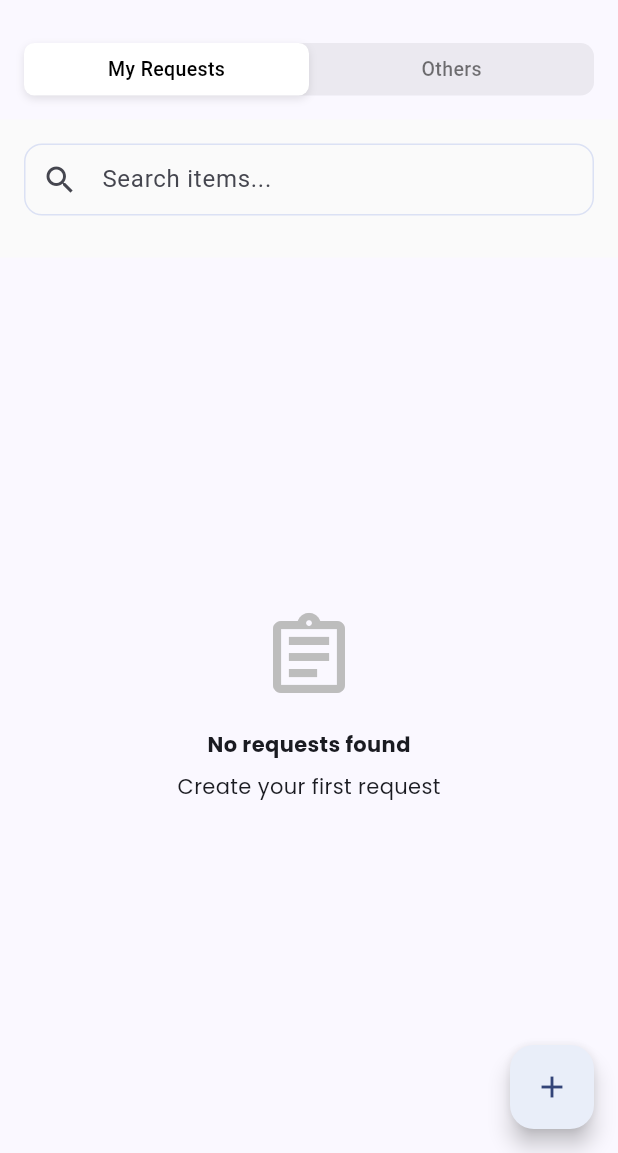
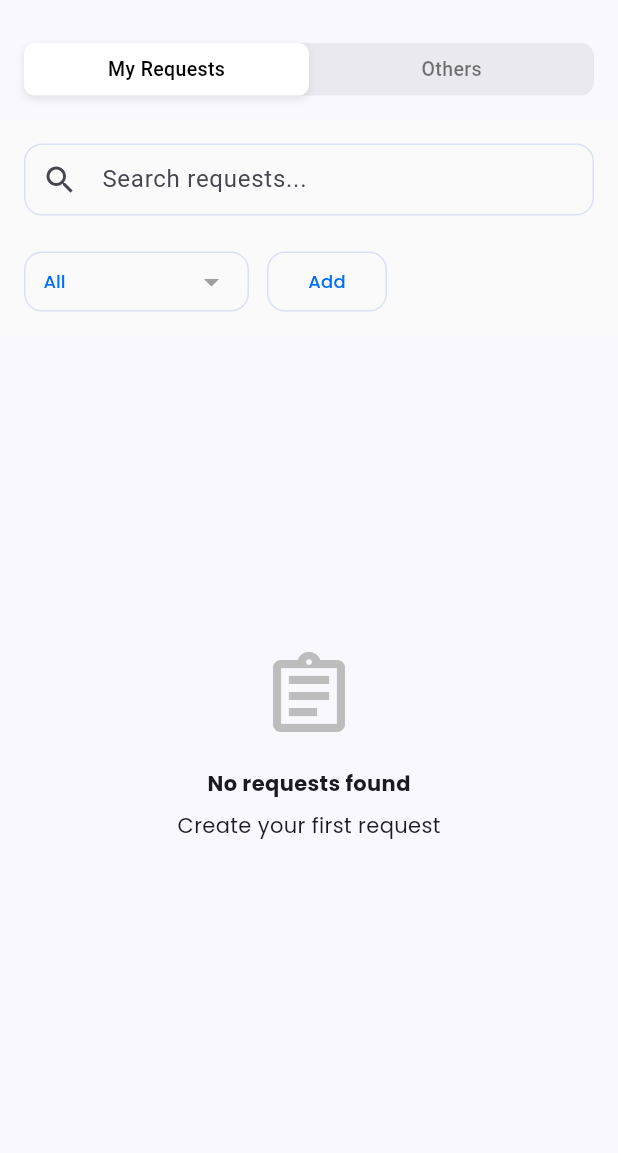
Before and after one commit to IzzatHaikal0/Workshop-Management-System-WMS-Group-7, a Flutter app: the screen it shows once a user with an empty profile is signed in, item 4 of the bottom bar chosen, after a tap on the "request page" icon, on a phone screen of 412 x 824 dp, the part 83-1236 px from its top. Run offline on Flutter 3.47's test engine with Material 3 defaults, Android fonts, the light colour scheme and no system bars; our stand-ins replace cloud_firestore, firebase_auth, firebase_core, firebase_storage, image_picker; accounts and stored records are empty; network calls fail.

Commit message:
UPUP FINAL

```diff
--- a/lib/Models/ManageInventory/request_model.dart
+++ b/lib/Models/ManageInventory/request_model.dart
@@ -5,7 +5,7 @@ class Request {
   final String itemName;
   final int quantity;
   final String requestedBy;
-  final String status; // pending, approved, rejected
+  final String status; // pending, accepted, rejected
   final DateTime requestDate;
   final String? notes;
   final String? approvedBy;
--- a/lib/Screens/ManageInventory/inventory_barrel.dart
+++ b/lib/Screens/ManageInventory/inventory_barrel.dart
@@ -7,6 +7,6 @@ export '../ManageInventory/widgets/item_card.dart';
 
 export 'request_list_screen.dart';
 export 'request_create_screen.dart';
-export 'request_approval_screen.dart';
+export 'request_incoming_screen.dart';
 export '../ManageInventory/widgets/request_card.dart';
 export '../ManageInventory/widgets/request_form.dart';
--- a/lib/Screens/ManageInventory/item_edit_screen.dart
+++ b/lib/Screens/ManageInventory/item_edit_screen.dart
@@ -72,6 +72,7 @@ class _ItemEditScreenState extends State<ItemEditScreen> {
           _isLoading
               ? const Center(child: CircularProgressIndicator())
               : ItemForm(
+                /** EDIT ITEM BUTTON, USE ITEM FORM WIDGET */
                 initialItem: widget.item,
                 onSubmit: _updateItem,
                 submitButtonText: 'Update Item',
--- a/lib/Screens/ManageInventory/item_list_screen.dart
+++ b/lib/Screens/ManageInventory/item_list_screen.dart
@@ -13,10 +13,11 @@ class ItemListScreen extends StatefulWidget {
 
 class _ItemListScreenState extends State<ItemListScreen> {
   final ItemController _itemController = ItemController();
-  String _selectedCategory = 'All';
   final TextEditingController _searchController = TextEditingController();
   String _searchText = '';
+  String _selectedCategory = 'All';
 
+  /// CATEGORY LISTS
   final List<String> _categories = [
     'All',
     'Tools',
@@ -50,11 +51,120 @@ class _ItemListScreenState extends State<ItemListScreen> {
     }).toList();
   }
 
+  Widget _buildSearchAndFilterSection() {
+    return Container(
+      padding: const EdgeInsets.all(16.0),
+      color: Colors.grey[50],
+      child: Column(
+        crossAxisAlignment: CrossAxisAlignment.start,
+        children: [
+          /**SEARCH SECTION */
+          TextField(
+            controller: _searchController,
+            onChanged: (value) {
+              setState(() {
+                _searchText = value;
+              });
+            },
+            decoration: InputDecoration(
+              hintText: 'Search items...',
+              prefixIcon: const Icon(Icons.search),
+              filled: true,
+              fillColor: const Color(0xFFFAFAFA),
+              contentPadding: const EdgeInsets.symmetric(
+                horizontal: 16,
+                vertical: 12,
+              ),
+              enabledBorder: OutlineInputBorder(
+                borderRadius: BorderRadius.circular(12),
+                borderSide: const BorderSide(color: Color(0xFFDBE1F4)),
+              ),
+              focusedBorder: OutlineInputBorder(
+                borderRadius: BorderRadius.circular(12),
+                borderSide: const BorderSide(color: Colors.grey, width: 1.5),
+              ),
+            ),
+          ),
+          const SizedBox(height: 12),
+          Row(
+            children: [
+              /**CATEGORY FILTER DROPDOWN */
+              Container(
+                height: 40,
+                width: 150,
+                padding: const EdgeInsets.symmetric(horizontal: 12),
+                decoration: BoxDecoration(
+                  color: const Color(0xFFFAFAFA),
+                  border: Border.all(color: const Color(0xFFDBE1F4)),
+                  borderRadius: BorderRadius.circular(12),
+                ),
+                child: DropdownButtonHideUnderline(
+                  child: DropdownButton<String>(
+                    value: _selectedCategory,
+                    icon: const Icon(Icons.arrow_drop_down, color: Colors.grey),
+                    style: MyTextStyles.medium.copyWith(
+                      color: const Color(0xFF006FFD),
+                      fontSize: 12,
+                    ),
+                    items:
+                        _categories.map((String category) {
+                          return DropdownMenuItem<String>(
+                            value: category,
+                            child: Text(category),
+                          );
+                        }).toList(),
+                    onChanged: (String? newValue) {
+                      if (newValue != null) {
+                        setState(() {
+                          _selectedCategory = newValue;
+                        });
+                      }
+                    },
+                  ),
+                ),
+              ),
+              const SizedBox(width: 12),
+              SizedBox(
+                height: 40,
+                width: 80,
+                child: ElevatedButton(
+                  /**ADD BUTTON */
+                  onPressed: () {
+                    Navigator.push(
+                      context,
+                      MaterialPageRoute(
+                        builder: (_) => const ItemCreateScreen(),
+                      ),
+                    );
+                  },
+                  style: ElevatedButton.styleFrom(
+                    elevation: 0,
+                    backgroundColor: const Color(0xFFFAFAFA),
+                    foregroundColor: const Color(0xFF006FFD),
+                    side: const BorderSide(color: Color(0xFFDBE1F4)),
+                    shape: RoundedRectangleBorder(
+                      borderRadius: BorderRadius.circular(12),
+                    ),
+                  ),
+                  child: Text(
+                    'Add',
+                    style: MyTextStyles.medium.copyWith(fontSize: 12),
+                  ),
+                ),
+              ),
+            ],
+          ),
+        ],
+      ),
+    );
+  }
+
   @override
   Widget build(BuildContext context) {
     return Scaffold(
       body: Column(
         children: [
+          /**HEADER */
           Container(
             padding: const EdgeInsets.fromLTRB(16, 20, 16, 16),
             child: Row(
@@ -72,7 +182,7 @@ class _ItemListScreenState extends State<ItemListScreen> {
                       'Inventory',
                       style: MyTextStyles.bold.copyWith(
                         fontSize: 16,
-                        color: Color.fromARGB(255, 0, 0, 0),
+                        color: Colors.black,
                       ),
                     ),
                   ),
@@ -87,7 +197,7 @@ class _ItemListScreenState extends State<ItemListScreen> {
                     Navigator.push(
                       context,
                       MaterialPageRoute(
-                        builder: (context) => const RequestListScreen(),
+                        builder: (_) => const RequestListScreen(),
                       ),
                     );
                   },
@@ -95,84 +205,11 @@ class _ItemListScreenState extends State<ItemListScreen> {
               ],
             ),
           ),
-          // search
-          Container(
-            padding: const EdgeInsets.all(16.0),
-            color: Colors.grey[50],
-            child: Column(
-              children: [
-                // search
-                TextField(
-                  controller: _searchController,
-                  decoration: InputDecoration(
-                    hintText: 'Search items...',
-                    prefixIcon: const Icon(Icons.search),
-                    filled: true,
-                    fillColor: const Color.fromARGB(255, 250, 250, 250),
-                    contentPadding: const EdgeInsets.symmetric(
-                      horizontal: 16,
-                      vertical: 12,
-                    ),
-                    enabledBorder: OutlineInputBorder(
-                      borderRadius: BorderRadius.circular(12),
-                      borderSide: const BorderSide(
-                        color: Color.fromARGB(255, 219, 225, 244),
-                      ),
-                    ),
-                    focusedBorder: OutlineInputBorder(
-                      borderRadius: BorderRadius.circular(12),
-                      borderSide: const BorderSide(
-                        color: Colors.grey,
-                        width: 1.5,
-                      ),
-                    ),
-                  ),
-                  onChanged: (value) {
-                    setState(() {
-                      _searchText = value;
-                    });
-                  },
-                ),
 
-                const SizedBox(height: 12),
-                // category filter
-                SizedBox(
-                  height: 40,
-                  child: ListView.builder(
-                    scrollDirection: Axis.horizontal,
-                    itemCount: _categories.length,
-                    itemBuilder: (context, index) {
-                      final category = _categories[index];
-                      final isSelected = _selectedCategory == category;
+          /** CALL WIDGET SEARCH, FILTER AND ADD BUTTON*/
+          _buildSearchAndFilterSection(),
 
-                      return Padding(
-                        padding: const EdgeInsets.only(right: 8.0),
-                        child: FilterChip(
-                          label: Text((category), style: MyTextStyles.regular),
-                          selected: isSelected,
-                          onSelected: (selected) {
-                            setState(() {
-                              _selectedCategory = category;
-                            });
-                          },
-                          backgroundColor: Colors.white,
-                          selectedColor: Colors.grey[300],
-                          checkmarkColor: const Color(0xFF4169E1),
-                          side: BorderSide(
-                            color:
-                                isSelected
-                                    ? Colors.grey[300]!
-                                    : const Color.fromARGB(255, 219, 225, 244),
-                          ),
-                        ),
-                      );
-                    },
-                  ),
-                ),
-              ],
-            ),
-          ),
-          // list
+          /**LIST OF ITEMS*/
           Expanded(
             child: StreamBuilder<List<Item>>(
               stream: _getFilteredItems(),
@@ -205,7 +242,7 @@ class _ItemListScreenState extends State<ItemListScreen> {
 
                 final allItems = snapshot.data ?? [];
                 final filteredItems = _filterBySearch(allItems);
-
+                /**IF NO MATCHING RESULTS FOR CATEGORY */
                 if (filteredItems.isEmpty) {
                   return Center(
                     child: Column(
@@ -236,9 +273,7 @@ class _ItemListScreenState extends State<ItemListScreen> {
                 }
 
                 return RefreshIndicator(
-                  onRefresh: () async {
-                    setState(() {});
-                  },
+                  onRefresh: () async => setState(() {}),
                   child: ListView.builder(
                     padding: const EdgeInsets.all(16.0),
                     itemCount: filteredItems.length,
@@ -252,8 +287,7 @@ class _ItemListScreenState extends State<ItemListScreen> {
                             Navigator.push(
                               context,
                               MaterialPageRoute(
-                                builder:
-                                    (context) => ItemDetailScreen(item: item),
+                                builder: (_) => ItemDetailScreen(item: item),
                               ),
                             );
                           },
@@ -267,16 +301,6 @@ class _ItemListScreenState extends State<ItemListScreen> {
           ),
         ],
       ),
-      floatingActionButton: FloatingActionButton(
-        onPressed: () {
-          Navigator.push(
-            context,
-            MaterialPageRoute(builder: (context) => const ItemCreateScreen()),
-          );
-        },
-        backgroundColor: const Color.fromARGB(255, 233, 238, 249),
-        child: const Icon(Icons.add),
-      ),
     );
   }
 }
--- a/lib/Screens/ManageInventory/request_create_screen.dart
+++ b/lib/Screens/ManageInventory/request_create_screen.dart
@@ -71,9 +71,11 @@ class _RequestCreateScreenState extends State<RequestCreateScreen> {
       ),
       backgroundColor: const Color.fromARGB(255, 255, 255, 255),
       body:
+      /**BODY SECTION */
           _isLoading
               ? const Center(child: CircularProgressIndicator())
               : RequestForm(
+                /**SUBMIT BUTTON, USE REQUEST FORM WIDGET */
                 onSubmit: _createRequest,
                 submitButtonText: 'Create Request',
               ),
--- a/lib/Screens/ManageInventory/request_list_screen.dart
+++ b/lib/Screens/ManageInventory/request_list_screen.dart
@@ -13,9 +13,18 @@ class RequestListScreen extends StatefulWidget {
 
 class _RequestListScreenState extends State<RequestListScreen> {
   final RequestController _requestController = RequestController();
+  String _selectedStatus = 'All';
   final TextEditingController _searchController = TextEditingController();
   String _searchText = '';
   int _selectedSegment = 0;
+
+  /// STATUS OPTIONS LISTS
+  final List<String> _statusOptions = [
+    'All',
+    'pending',
+    'accepted',
+    'rejected',
+  ];
 
   @override
   void dispose() {
@@ -24,14 +33,21 @@ class _RequestListScreenState extends State<RequestListScreen> {
   }
 
   Stream<List<Request>> _getFilteredRequests() {
-    return _requestController.getMyRequestsStream();
+    if (_selectedStatus == 'All') {
+      return _requestController.getMyRequestsStream();
+    } else {
+      return _requestController.getRequestsByStatusStream(_selectedStatus);
+    }
   }
 
   List<Request> _filterBySearch(List<Request> requests) {
+    if (_searchText.isEmpty) return requests;
+
     return requests.where((request) {
       return request.itemName.toLowerCase().contains(_searchText.toLowerCase());
     }).toList();
   }
+
 
   @override
   Widget build(BuildContext context) {
@@ -41,24 +57,12 @@ class _RequestListScreenState extends State<RequestListScreen> {
           _buildTopBar(),
           _buildSegmentedHeader(),
           if (_selectedSegment == 0) ...[
-            _buildSearchSection(),
+            _buildSearchAndFilterSection(),
             Expanded(child: _buildMyRequestsView()),
           ] else if (_selectedSegment == 1) ...[
-            Expanded(child: const RequestApprovalScreen()),
+            Expanded(child: const RequestIncomingScreen()),
           ],
         ],
-      ),
-      floatingActionButton: FloatingActionButton(
-        onPressed: () {
-          Navigator.push(
-            context,
-            MaterialPageRoute(
-              builder: (context) => const RequestCreateScreen(),
-            ),
-          );
-        },
-        backgroundColor: const Color.fromARGB(255, 233, 238, 249),
-        child: const Icon(Icons.add),
       ),
     );
   }
@@ -87,7 +91,7 @@ class _RequestListScreenState extends State<RequestListScreen> {
       ),
     );
   }
-
+  ///WIDGET FOR SEGMENTED BUTTON
   Widget _buildSegmentedHeader() {
     return Padding(
       padding: const EdgeInsets.fromLTRB(16, 0, 16, 16),
@@ -125,7 +129,7 @@ class _RequestListScreenState extends State<RequestListScreen> {
                 isSelected
                     ? [
                       BoxShadow(
-                        color: Colors.black.withOpacity(0.1),
+                        color: Colors.black.withAlpha(25),
                         blurRadius: 4,
                         offset: const Offset(0, 2),
                       ),
@@ -147,16 +151,17 @@ class _RequestListScreenState extends State<RequestListScreen> {
     );
   }
 
-  Widget _buildSearchSection() {
+  Widget _buildSearchAndFilterSection() {
     return Container(
       padding: const EdgeInsets.all(16.0),
       color: Colors.grey[50],
       child: Column(
         children: [
+         /**SEARCH SECTION */
           TextField(
             controller: _searchController,
             decoration: InputDecoration(
-              hintText: 'Search items...',
+              hintText: 'Search requests...',
               prefixIcon: const Icon(Icons.search),
               filled: true,
               fillColor: const Color.fromARGB(255, 250, 250, 250),
@@ -166,7 +171,9 @@ class _RequestListScreenState extends State<RequestListScreen> {
               ),
               enabledBorder: OutlineInputBorder(
                 borderRadius: BorderRadius.circular(12),
-                borderSide: const BorderSide(color: Color(0xFFDBE1F4)),
+                borderSide: const BorderSide(
+                  color: Color.fromARGB(255, 219, 225, 244),
+                ),
               ),
               focusedBorder: OutlineInputBorder(
                 borderRadius: BorderRadius.circular(12),
@@ -180,6 +187,75 @@ class _RequestListScreenState extends State<RequestListScreen> {
             },
           ),
           const SizedBox(height: 12),
+          const SizedBox(height: 12),
+          Row(
+            children: [
+              /**STATUS FILTER DROPDOWN */
+              Container(
+                height: 40,
+                width: 150,
+                padding: const EdgeInsets.symmetric(horizontal: 12),
+                decoration: BoxDecoration(
+                  color: const Color(0xFFFAFAFA),
+                  border: Border.all(color: const Color(0xFFDBE1F4)),
+                  borderRadius: BorderRadius.circular(12),
+                ),
+                child: DropdownButtonHideUnderline(
+                  child: DropdownButton<String>(
+                    value: _selectedStatus,
+                    icon: const Icon(Icons.arrow_drop_down, color: Colors.grey),
+                    style: MyTextStyles.medium.copyWith(
+                      color: const Color(0xFF006FFD),
+                      fontSize: 12,
+                    ),
+                    items:
+                        _statusOptions.map((String category) {
+                          return DropdownMenuItem<String>(
+                            value: category,
+                            child: Text(category),
+                          );
+                        }).toList(),
+                    onChanged: (String? newValue) {
+                      if (newValue != null) {
+                        setState(() {
+                          _selectedStatus = newValue;
+                        });
+                      }
+                    },
+                  ),
+                ),
+              ),
+              const SizedBox(width: 12),
+              SizedBox(
+                height: 40,
+                width: 80,
+                child: ElevatedButton(
+                  /**ADD BUTTON */
+                  onPressed: () {
+                    Navigator.push(
+                      context,
+                      MaterialPageRoute(
+                        builder: (_) => const RequestCreateScreen(),
+                      ),
+                    );
+                  },
+                  style: ElevatedButton.styleFrom(
+                    elevation: 0,
+                    backgroundColor: const Color(0xFFFAFAFA),
+                    foregroundColor: const Color(0xFF006FFD),
+                    side: const BorderSide(color: Color(0xFFDBE1F4)),
+                    shape: RoundedRectangleBorder(
+                      borderRadius: BorderRadius.circular(12),
+                    ),
+                  ),
+                  child: Text(
+                    'Add',
+                    style: MyTextStyles.medium.copyWith(fontSize: 12),
+                  ),
+                ),
+              ),
+            ],
+          ),
         ],
       ),
     );
@@ -256,6 +332,7 @@ class _RequestListScreenState extends State<RequestListScreen> {
       context: context,
       builder:
           (context) => AlertDialog(
+            /**SHOW DIALOG TO DISPLAY REQUEST DETAILS */
             backgroundColor: Colors.white,
             title: Text(request.itemName, style: MyTextStyles.semiBold),
             content: Column(
@@ -289,17 +366,15 @@ class _RequestListScreenState extends State<RequestListScreen> {
                 ),
               ],
             ),
-            actionsAlignment: MainAxisAlignment.center,
-
             actions: [
+              /**CAN DELETE OR CLOSE THE DIALOG AS LONG*/
               TextButton(
-                onPressed: () => Navigator.pop(context, false),
-                style: TextButton.styleFrom(foregroundColor: Color(0xFF006FFD)),
-                child: const Text(('Close'), style: MyTextStyles.regular),
+                onPressed: () => Navigator.pop(context),
+                child: const Text('Close', style: MyTextStyles.regular),
               ),
               if (request.status == 'pending' ||
                   request.status == 'rejected' ||
-                  request.status == 'approved')
+                  request.status == 'accepted')
                 TextButton(
                   onPressed: () async {
                     Navigator.pop(context);
@@ -318,10 +393,7 @@ class _RequestListScreenState extends State<RequestListScreen> {
                       );
                     }
                   },
-                  style: TextButton.styleFrom(
-                    foregroundColor: Colors.white,
-                    backgroundColor: Color(0xFF006FFD),
-                  ),
+                  style: TextButton.styleFrom(foregroundColor: Colors.red),
                   child: const Text('Delete', style: MyTextStyles.regular),
                 ),
             ],
```
Also changed, not shown: lib/Controllers/ManageInventory/request_controller.dart (+4 -4 lines), lib/Screens/ManageInventory/request_incoming_screen.dart (renamed from lib/Screens/ManageInventory/request_approval_screen.dart, +18 -16 lines), lib/Screens/ManageInventory/widgets/item_form.dart (+20 -2 lines), lib/Screens/ManageInventory/widgets/request_card.dart (+6 -9 lines).
